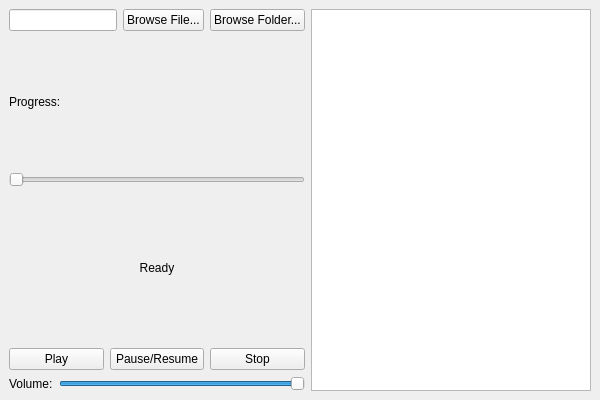
This is src/mainwindow.ui in Virteso/music-player as Qt 5 draws it before an edit. The edited form follows.
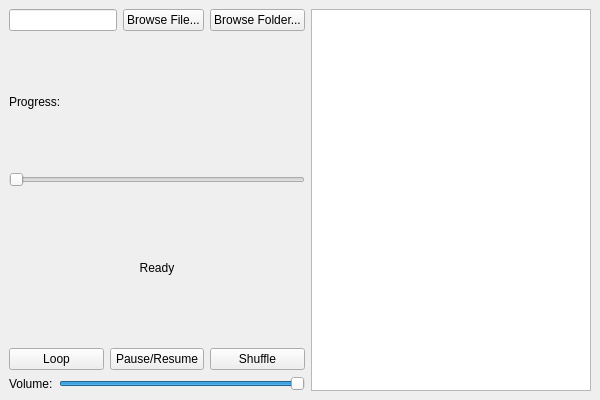
This is the edited form.

Diff of the .ui file:
```diff
--- a/src/mainwindow.ui
+++ b/src/mainwindow.ui
@@ -71,7 +71,7 @@
         <item>
          <widget class="QPushButton" name="buttonPlay">
           <property name="text">
-           <string>Play</string>
+           <string>Loop</string>
           </property>
          </widget>
         </item>
@@ -85,7 +85,7 @@
         <item>
          <widget class="QPushButton" name="buttonStop">
           <property name="text">
-           <string>Stop</string>
+           <string>Shuffle</string>
           </property>
          </widget>
         </item>
```
Left out of the diff: 10 changed lines with no effect on the pictures.
